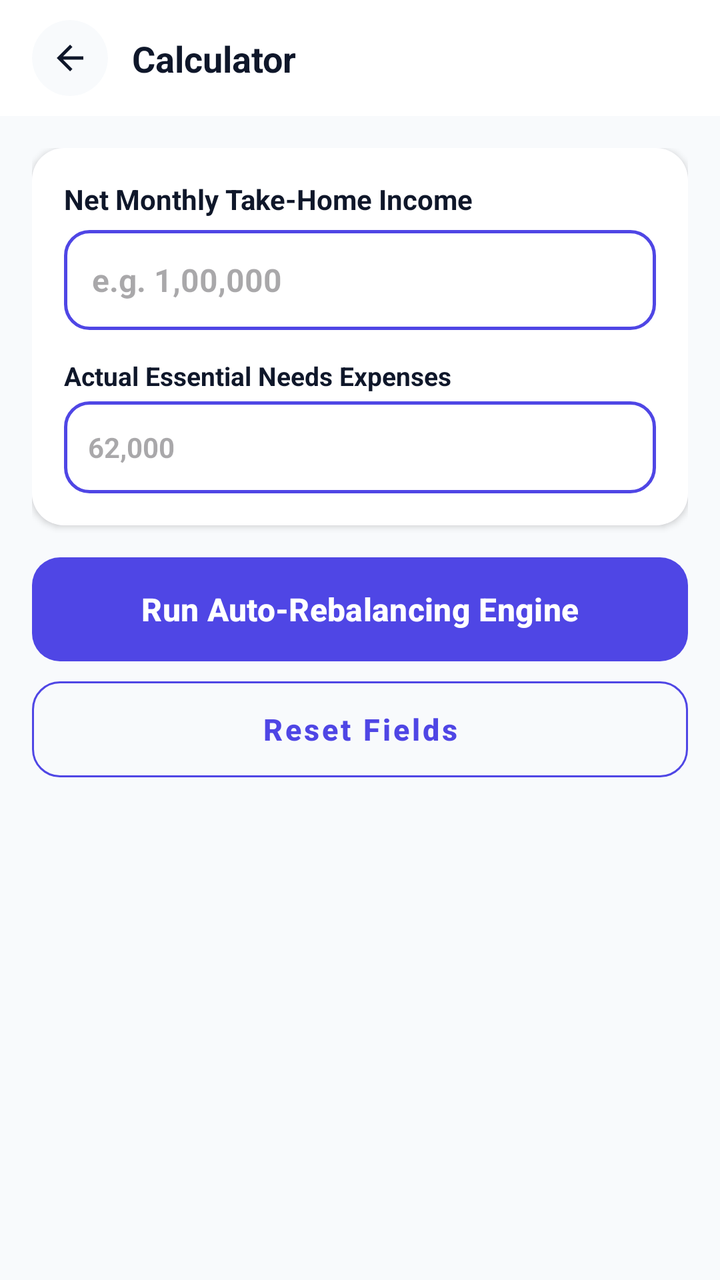
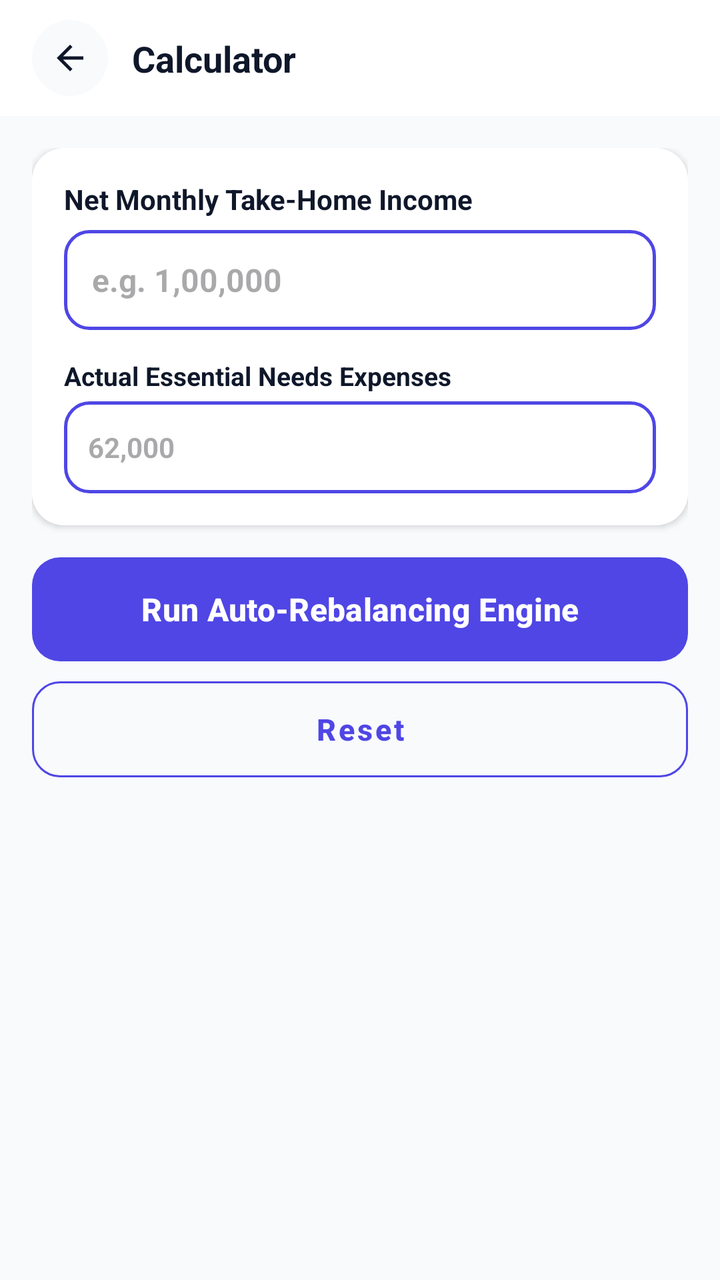

The first picture is an Android layout as it rendered before a commit; the second is the same layout after the commit. The layout source and the unified diff follow.
<!-- AndroidManifest.xml: application theme Theme.Calculatoremi -->
<!-- res/layout/activity_budget_rebalancing.xml -->
<?xml version="1.0" encoding="utf-8"?>
<LinearLayout xmlns:android="http://schemas.android.com/apk/res/android"
    xmlns:app="http://schemas.android.com/apk/res-auto"
    android:layout_width="match_parent"
    android:layout_height="match_parent"
    android:background="@color/background"
    android:orientation="vertical">

    
    <include layout="@layout/layout_calculator_header" />

    
    <androidx.core.widget.NestedScrollView
        android:id="@+id/centerBodyLayout"
        android:layout_width="match_parent"
        android:layout_height="match_parent"
        android:clipToPadding="false"
        android:paddingBottom="40dp"
        android:fillViewport="true">

        <LinearLayout
            android:layout_width="match_parent"
            android:layout_height="wrap_content"
            android:orientation="vertical"
            android:padding="16dp">

            
            <com.google.android.material.card.MaterialCardView
                android:layout_width="match_parent"
                android:layout_height="wrap_content"
                app:cardCornerRadius="16dp"
                app:cardElevation="2dp"
                app:strokeWidth="0dp"
                android:layout_marginBottom="16dp">

                <LinearLayout
                    android:layout_width="match_parent"
                    android:layout_height="wrap_content"
                    android:orientation="vertical"
                    android:background="@color/surface"
                    android:padding="16dp">

                    <TextView
                        android:layout_width="wrap_content"
                        android:layout_height="wrap_content"
                        android:text="Net Monthly Take-Home Income"
                        android:textColor="@color/text_primary"
                        android:textSize="14sp"
                        android:textStyle="bold" />

                    <EditText
                        android:id="@+id/etNetIncome"
                        android:layout_width="match_parent"
                        android:layout_height="50dp"
                        android:layout_marginTop="6dp"
                        android:background="@drawable/numeric_input_border"
                        android:hint="e.g. 1,00,000"
                        android:inputType="numberDecimal"
                        android:paddingHorizontal="14dp"
                        android:textColor="@color/text_primary"
                        android:textSize="16sp"
                        android:textStyle="bold" />

                    <TextView
                        android:layout_width="wrap_content"
                        android:layout_height="wrap_content"
                        android:layout_marginTop="14dp"
                        android:text="Actual Essential Needs Expenses"
                        android:textColor="@color/text_primary"
                        android:textSize="13sp"
                        android:textStyle="bold" />

                    <EditText
                        android:id="@+id/etActualNeeds"
                        android:layout_width="match_parent"
                        android:layout_height="46dp"
                        android:layout_marginTop="4dp"
                        android:background="@drawable/numeric_input_border"
                        android:hint="62,000"
                        android:inputType="numberDecimal"
                        android:paddingHorizontal="12dp"
                        android:textColor="@color/text_primary"
                        android:textSize="14sp"
                        android:textStyle="bold" />

                </LinearLayout>
            </com.google.android.material.card.MaterialCardView>



            
            <com.google.android.material.button.MaterialButton
                android:id="@+id/btnCalculate"
                android:layout_width="match_parent"
                android:layout_height="52dp"
                android:text="Run Auto-Rebalancing Engine"
                android:textAllCaps="false"
                android:textColor="#FFFFFF"
                android:textSize="16sp"
                android:textStyle="bold"
                android:insetTop="0dp"
                android:insetBottom="0dp"
                app:backgroundTint="@color/primary"
                app:cornerRadius="14dp" />

            <com.google.android.material.button.MaterialButton
                android:id="@+id/btnReset"
                style="@style/Widget.MaterialComponents.Button.OutlinedButton"
                android:layout_width="match_parent"
                android:layout_height="48dp"
                android:layout_marginTop="10dp"
                android:text="Reset Fields"
                android:textAllCaps="false"
                android:textColor="@color/primary"
                android:textSize="15sp"
                android:textStyle="bold"
                android:insetTop="0dp"
                android:insetBottom="0dp"
                app:cornerRadius="14dp"
                app:strokeColor="@color/primary" />

        </LinearLayout>
    </androidx.core.widget.NestedScrollView>

</LinearLayout>
<!-- res/layout/layout_calculator_header.xml (included above) -->
<?xml version="1.0" encoding="utf-8"?>
<androidx.constraintlayout.widget.ConstraintLayout xmlns:android="http://schemas.android.com/apk/res/android"
    xmlns:app="http://schemas.android.com/apk/res-auto"
    android:id="@+id/calculatorHeader"
    android:layout_width="match_parent"
    android:layout_height="wrap_content"
    android:minHeight="56dp"
    android:background="@color/surface"
    android:elevation="0dp"
    android:paddingStart="16dp"
    android:paddingEnd="16dp"
    android:paddingTop="10dp"
    android:paddingBottom="10dp">

    <com.google.android.material.card.MaterialCardView
        android:id="@+id/btnBackContainer"
        android:layout_width="38dp"
        android:layout_height="38dp"
        app:cardBackgroundColor="@color/background"
        app:cardCornerRadius="19dp"
        app:cardElevation="0dp"
        app:strokeWidth="0dp"
        app:layout_constraintBottom_toBottomOf="parent"
        app:layout_constraintStart_toStartOf="parent"
        app:layout_constraintTop_toTopOf="parent">

        <ImageView
            android:id="@+id/btnBack"
            android:layout_width="20dp"
            android:layout_height="20dp"
            android:layout_gravity="center"
            android:src="@drawable/ic_arrow_back"
            app:tint="@color/text_primary" />
    </com.google.android.material.card.MaterialCardView>

    <TextView
        android:id="@+id/txtTitle"
        android:layout_width="0dp"
        android:layout_height="wrap_content"
        android:layout_marginStart="12dp"
        android:layout_marginEnd="12dp"
        android:text="Calculator"
        android:textColor="@color/text_primary"
        android:textSize="18sp"
        android:textStyle="bold"
        android:maxLines="1"
        android:ellipsize="end"
        app:layout_constraintBottom_toBottomOf="parent"
        app:layout_constraintEnd_toEndOf="parent"
        app:layout_constraintStart_toEndOf="@id/btnBackContainer"
        app:layout_constraintTop_toTopOf="parent" />

</androidx.constraintlayout.widget.ConstraintLayout>
<!-- resources referenced by this layout -->
<resources>
  <color name="background">#F8FAFC</color>
  <color name="primary">#4F46E5</color>
  <color name="surface">#FFFFFF</color>
  <color name="text_primary">#0F172A</color>
  <!-- drawable ic_arrow_back (drawable) -->
  <vector xmlns:android="http://schemas.android.com/apk/res/android"
      android:width="24dp"
      android:height="24dp"
      android:viewportWidth="960"
      android:viewportHeight="960">
    <path
        android:pathData="m313,520 l224,224 -57,56 -320,-320 320,-320 57,56 -224,224h487v80L313,520Z"
        android:fillColor="#e3e3e3"/>
  </vector>
  <!-- drawable numeric_input_border (drawable) -->
  <?xml version="1.0" encoding="utf-8"?>
  <shape xmlns:android="http://schemas.android.com/apk/res/android"
      android:shape="rectangle">
  
      <solid android:color="@color/surface"/>
  
      <stroke
          android:width="1.5dp"
          android:color="@color/primary"/>
  
      <corners android:radius="12dp"/>
  </shape>
  <style name="Theme.Calculatoremi" parent="Base.Theme.Calculatoremi" />
  <style name="Base.Theme.Calculatoremi" parent="Theme.Material3.DayNight.NoActionBar">
          <item name="android:statusBarColor">@android:color/transparent</item>
          <item name="android:navigationBarColor">@android:color/transparent</item>
          <item name="android:windowLightStatusBar">true</item>
          <item name="android:windowLightNavigationBar">true</item>
          <item name="colorPrimary">@color/primary</item>
          <item name="colorOnPrimary">#FFFFFF</item>
          <item name="colorSecondary">@color/gradient_accent</item>
          <item name="colorOnSecondary">#FFFFFF</item>
      </style>
  <color name="gradient_accent">#818CF8</color>
</resources>

<!-- the commit's change to res/layout/activity_budget_rebalancing.xml (unified diff, before → after) -->
@@ -1,4 +1,5 @@
 <?xml version="1.0" encoding="utf-8"?>
+
 <LinearLayout xmlns:android="http://schemas.android.com/apk/res/android"
     xmlns:app="http://schemas.android.com/apk/res-auto"
     android:layout_width="match_parent"
@@ -43,7 +44,7 @@
                     <TextView
                         android:layout_width="wrap_content"
                         android:layout_height="wrap_content"
-                        android:text="Net Monthly Take-Home Income"
+                        android:text="@string/label_net_monthly_income"
                         android:textColor="@color/text_primary"
                         android:textSize="14sp"
                         android:textStyle="bold" />
@@ -65,7 +66,7 @@
                         android:layout_width="wrap_content"
                         android:layout_height="wrap_content"
                         android:layout_marginTop="14dp"
-                        android:text="Actual Essential Needs Expenses"
+                        android:text="@string/label_essential_needs"
                         android:textColor="@color/text_primary"
                         android:textSize="13sp"
                         android:textStyle="bold" />
@@ -93,7 +94,7 @@
                 android:id="@+id/btnCalculate"
                 android:layout_width="match_parent"
                 android:layout_height="52dp"
-                android:text="Run Auto-Rebalancing Engine"
+                android:text="@string/btn_run_rebalancing"
                 android:textAllCaps="false"
                 android:textColor="#FFFFFF"
                 android:textSize="16sp"
@@ -109,7 +110,7 @@
                 android:layout_width="match_parent"
                 android:layout_height="48dp"
                 android:layout_marginTop="10dp"
-                android:text="Reset Fields"
+                android:text="@string/btn_reset"
                 android:textAllCaps="false"
                 android:textColor="@color/primary"
                 android:textSize="15sp"
<!-- resource entries referenced after the edit -->
@@ -27,6 +27,10 @@
   
       <corners android:radius="12dp"/>
   </shape>
+  <string name="btn_reset">Reset</string>
+  <string name="btn_run_rebalancing">Run Auto-Rebalancing Engine</string>
+  <string name="label_essential_needs">Actual Essential Needs Expenses</string>
+  <string name="label_net_monthly_income">Net Monthly Take-Home Income</string>
   <style name="Theme.Calculatoremi" parent="Base.Theme.Calculatoremi" />
   <style name="Base.Theme.Calculatoremi" parent="Theme.Material3.DayNight.NoActionBar">
           <item name="android:statusBarColor">@android:color/transparent</item>
